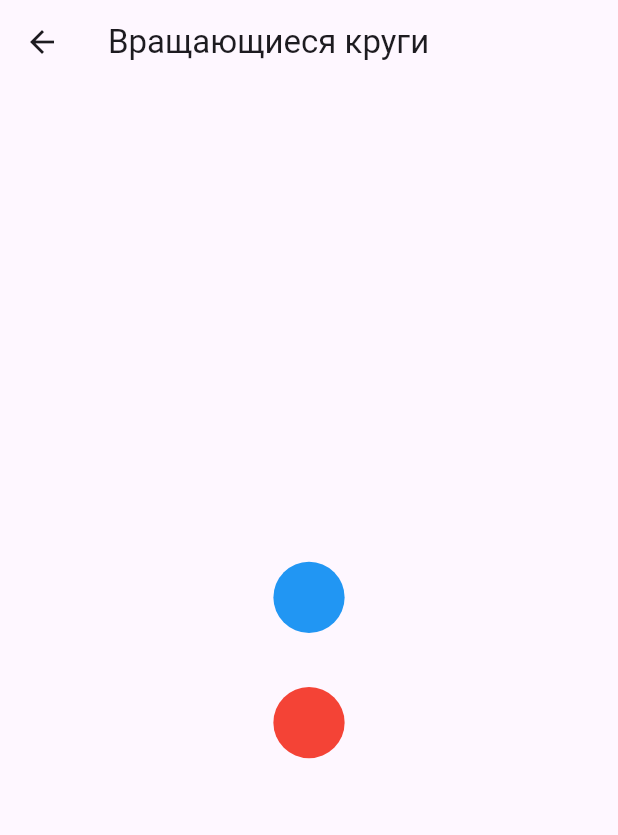
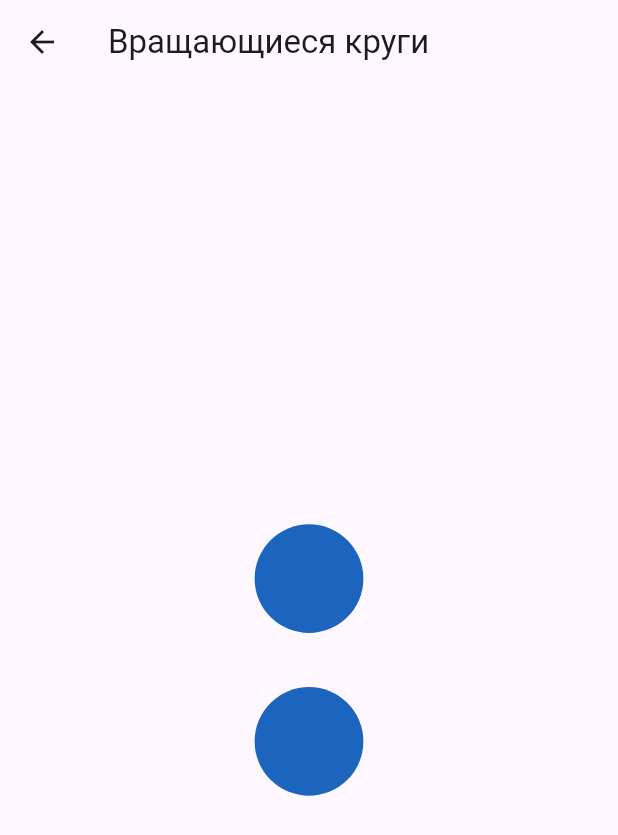
Before and after one commit to Pojerman/flutter-app, a Flutter app: the RotatingCirclesScreen screen opened directly, on a phone screen of 412 x 824 dp. Shown: the top 835 px of the screen. Run offline on Flutter 3.47's test engine with Material 3 defaults, Android fonts, the phone set to English and light mode, and no system bars.

```diff
--- a/lib/screens/rotating_circles_screen.dart
+++ b/lib/screens/rotating_circles_screen.dart
@@ -1,5 +1,6 @@
 // lib/screens/rotating_circles_screen.dart
 import 'package:flutter/material.dart';
+import 'dart:math';
 import '../widgets/rotating_circle.dart';
 
 class RotatingCirclesScreen extends StatefulWidget {
@@ -22,14 +23,14 @@ class _RotatingCirclesScreenState extends State<RotatingCirclesScreen>
     );
 
     _animation = Tween<double>(
-      begin: 0,
-      end: 1,
+      begin: 0.5,
+      end: 1.5,
     ).animate(_controller)
       ..addListener(() {
         setState(() {});
       });
 
-    _controller.repeat();
+    _controller.repeat(reverse: true);
   }
 
   @override
@@ -44,7 +45,7 @@ class _RotatingCirclesScreenState extends State<RotatingCirclesScreen>
           children: [
             RotatingCircle(animation: _animation),
             SizedBox(height: 20),
-            RotatingCircle(animation: _animation, reverse: true),
+            RotatingCircle(animation: _animation),
           ],
         ),
       ),
--- a/lib/widgets/rotating_circle.dart
+++ b/lib/widgets/rotating_circle.dart
@@ -1,22 +1,48 @@
 // lib/widgets/rotating_circle.dart
+import 'dart:math';
+
 import 'package:flutter/material.dart';
 
-class RotatingCircle extends StatelessWidget {
+class RotatingCircle extends StatefulWidget {
   final Animation<double> animation;
-  final bool reverse;
 
-  RotatingCircle({required this.animation, this.reverse = false});
+  RotatingCircle({required this.animation});
+
+  @override
+  _RotatingCircleState createState() => _RotatingCircleState();
+}
+
+class _RotatingCircleState extends State<RotatingCircle> {
+  late Color _circleColor;
+
+  @override
+  void initState() {
+    super.initState();
+    // Генерируем случайный цвет при создании виджета
+    _circleColor = generateRandomColor();
+  }
 
   @override
   Widget build(BuildContext context) {
     return Container(
-      width: 50 * animation.value,
-      height: 50 * animation.value,
+      width: 50 * widget.animation.value,
+      height: 50 * widget.animation.value,
       margin: EdgeInsets.all(8),
       decoration: BoxDecoration(
         shape: BoxShape.circle,
-        color: reverse ? Colors.red : Colors.blue,
+        color: _circleColor,
       ),
     );
   }
+
+  Color generateRandomColor() {
+    // Генерация случайных значений для каждого канала цвета (RGB)
+    final random = Random();
+    return Color.fromARGB(
+      255,
+      random.nextInt(256),
+      random.nextInt(256),
+      random.nextInt(256),
+    );
+  }
 }
```
Also changed, not shown: 1 other file.
